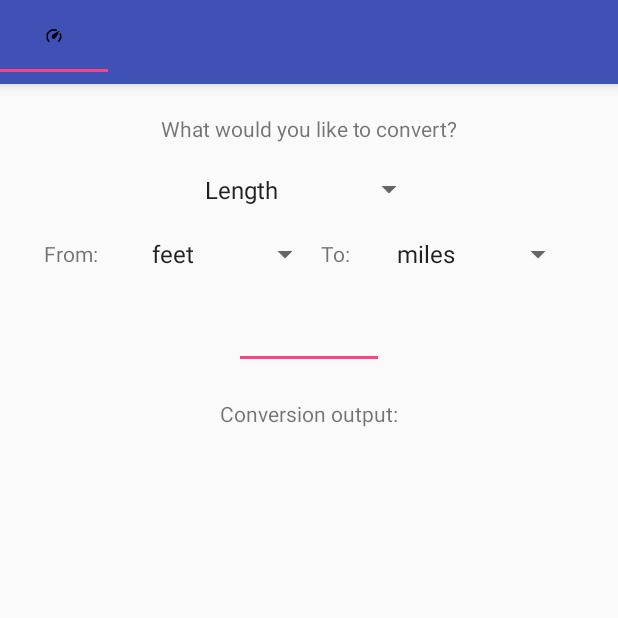
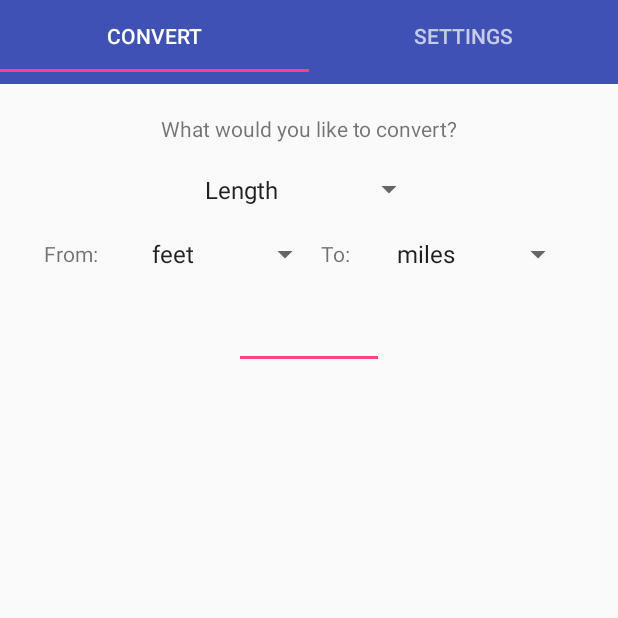
Before and after one commit to QRP0002/ElConversionGato, an Android app: the screen it shows after launch (MainActivity), on a phone screen of 412 x 824 dp, the top half of it. Run offline under Robolectric (Android 15) with nearby library versions, the light colour scheme and no system bars.

Commit message:
Cleaned up a few bugs added new Settings tab.

```diff
--- a/app/src/main/java/fragments/MainFragment.java
+++ b/app/src/main/java/fragments/MainFragment.java
@@ -13,8 +13,6 @@ import com.quinn.scitools.R;
 import pojo.MainPagerAdapter;
 
 public class MainFragment extends Fragment {
-    private int[] tabIcon = {R.drawable.ic_speed, R.drawable.ic_temp, R.drawable.ic_ruler
-            , R.drawable.ic_scale};
 
     public static MainFragment newInstance() {
         MainFragment frag = new MainFragment();
@@ -33,8 +31,8 @@ public class MainFragment extends Fragment {
         View view = inflater.inflate(R.layout.fragment_main, container, false);
 
         TabLayout tabLayout = (TabLayout) view.findViewById(R.id.tab_layout);
-        tabLayout.addTab(tabLayout.newTab().setIcon(tabIcon[0]));
-        tabLayout.setTabGravity(TabLayout.GRAVITY_FILL);
+        tabLayout.addTab(tabLayout.newTab().setText("Convert"));
+        tabLayout.addTab(tabLayout.newTab().setText("Settings"));
 
         final ViewPager viewPager = (ViewPager) view.findViewById(R.id.tab_pager);
         final MainPagerAdapter mpa = new MainPagerAdapter(getFragmentManager(),
--- a/app/src/main/java/fragments/tabs/ConversionFragment.java
+++ b/app/src/main/java/fragments/tabs/ConversionFragment.java
@@ -15,11 +15,10 @@ import android.widget.TextView;
 import com.quinn.scitools.R;
 
 import pojo.ConversionController;
-import pojo.convert.LengthConversion;
 import pojo.helpers.SpinnerHelp;
 
 public class ConversionFragment extends Fragment implements View.OnKeyListener{
-    private TextView mOutcomeTV;
+    private TextView mOutcomeTV, mOutcomeHeaderTV;
     private EditText mInputET;
     private Spinner mSpinnerFrom, mSpinnerTo, mSpinnerType;
 
@@ -42,6 +41,7 @@ public class ConversionFragment extends Fragment implements View.OnKeyListener{
         mInputET.setOnKeyListener(this);
         // TextView
         mOutcomeTV = (TextView) view.findViewById(R.id.conversion_output_tv);
+        mOutcomeHeaderTV = (TextView) view.findViewById(R.id.output_header_str_tv);
         //Spinners
         mSpinnerType = (Spinner) view.findViewById(R.id.top_type_spinner);
         mSpinnerFrom = (Spinner) view.findViewById(R.id.first_spinner);
@@ -63,12 +63,14 @@ public class ConversionFragment extends Fragment implements View.OnKeyListener{
             public void onItemSelected(AdapterView<?> parent, View view, int position, long id) {
                 setSpinnerData(2, fromAdapter, mSpinnerFrom);
                 setSpinnerData(0, toAdapter, mSpinnerTo);
+                if(mOutcomeTV.getText().length() > 0) {
+                    clearOutput(mOutcomeTV);
+                    clearOutput(mOutcomeHeaderTV);
+                }
             }
 
             @Override
-            public void onNothingSelected(AdapterView<?> parent) {
-
-            }
+            public void onNothingSelected(AdapterView<?> parent) {}
         });
 
         mSpinnerFrom.setOnItemSelectedListener(new AdapterView.OnItemSelectedListener() {
@@ -78,11 +80,41 @@ public class ConversionFragment extends Fragment implements View.OnKeyListener{
             }
 
             @Override
-            public void onNothingSelected(AdapterView<?> parent) {
+            public void onNothingSelected(AdapterView<?> parent) {}
+        });
 
+        mSpinnerTo.setOnItemSelectedListener(new AdapterView.OnItemSelectedListener() {
+            @Override
+            public void onItemSelected(AdapterView<?> parent, View view, int position, long id) {
+                if(mInputET.getText().length() > 0 && !mInputET.getText().toString().isEmpty()) {
+                    ConversionController cc = new ConversionController();
+                    cc.directConversion(Double.parseDouble(mInputET.getText().toString()),
+                            mSpinnerType.getSelectedItem().toString(),
+                            mSpinnerFrom.getSelectedItem().toString(),
+                            mSpinnerTo.getSelectedItem().toString());
+                    mOutcomeTV.setText(cc.getOutput());
+                    if(mOutcomeTV.getText().toString().length() > 0 ) {
+                        mOutcomeHeaderTV.setText(R.string.conversion_tv);
+                    }
+                }
             }
+
+            @Override
+            public void onNothingSelected(AdapterView<?> parent) {}
         });
+
         return view;
+    }
+
+    @Override
+    public void onResume() {
+        super.onResume();
+
+    }
+
+    @Override
+    public void onPause() {
+        super.onPause();
     }
 
     private void setSpinnerData(int spinnerCase, ArrayAdapter<String> adapter, Spinner spinner) {
@@ -99,17 +131,28 @@ public class ConversionFragment extends Fragment implements View.OnKeyListener{
         spinner.setSelection(0);
     }
 
+    private void clearOutput(TextView textView) {
+        textView.setText(R.string.empty_str_tv);
+    }
+
     @Override
     public boolean onKey(View v, int keyCode, KeyEvent event) {
         if(event.getAction() == KeyEvent.ACTION_DOWN) {
             if(keyCode == KeyEvent.KEYCODE_ENTER) {
-                ConversionController cc = new ConversionController();
-                cc.directConversion(Double.parseDouble(mInputET.getText().toString()),
-                        mSpinnerType.getSelectedItem().toString(),
-                        mSpinnerFrom.getSelectedItem().toString(),
-                        mSpinnerTo.getSelectedItem().toString());
-                mOutcomeTV.setText(cc.getOutput());
-                return true;
+                if(mInputET.getText().length() > 0) {
+                    ConversionController cc = new ConversionController();
+                    cc.directConversion(Double.parseDouble(mInputET.getText().toString()),
+                            mSpinnerType.getSelectedItem().toString(),
+                            mSpinnerFrom.getSelectedItem().toString(),
+                            mSpinnerTo.getSelectedItem().toString());
+                    mOutcomeTV.setText(cc.getOutput());
+                    if(mOutcomeTV.getText().toString().length() > 0 ) {
+                        mOutcomeHeaderTV.setText(R.string.conversion_tv);
+                    }
+                    return true;
+                } else {
+                    return false;
+                }
             }
         }
         return false;
--- /dev/null
+++ b/app/src/main/java/fragments/tabs/SettingsFragment.java
@@ -0,0 +1,26 @@
+package fragments.tabs;
+
+import android.os.Bundle;
+import android.support.v4.app.Fragment;
+import android.view.LayoutInflater;
+import android.view.View;
+import android.view.ViewGroup;
+
+import com.quinn.scitools.R;
+
+public class SettingsFragment extends Fragment {
+
+    public static SettingsFragment newInstance() {
+        SettingsFragment fragment = new SettingsFragment();
+        return fragment;
+    }
+
+    @Override
+    public View onCreateView(LayoutInflater inflater, ViewGroup container,
+                             Bundle savedInstanceState) {
+        // Inflate the layout for this fragment
+        View view = inflater.inflate(R.layout.fragment_settings, container, false);
+
+        return view;
+    }
+}
--- a/app/src/main/java/pojo/MainPagerAdapter.java
+++ b/app/src/main/java/pojo/MainPagerAdapter.java
@@ -6,6 +6,7 @@ import android.support.v4.app.FragmentManager;
 import android.support.v4.app.FragmentStatePagerAdapter;
 
 import fragments.tabs.ConversionFragment;
+import fragments.tabs.SettingsFragment;
 
 /**
  * Created by quinn on 3/10/17.
@@ -27,6 +28,9 @@ public class MainPagerAdapter extends FragmentStatePagerAdapter {
             case 0:
                 ConversionFragment cf = ConversionFragment.newInstance();
                 return cf;
+            case 1:
+                SettingsFragment sf = SettingsFragment.newInstance();
+                return sf;
             default:
                 return null;
         }
--- a/app/src/main/java/pojo/convert/Conversions.java
+++ b/app/src/main/java/pojo/convert/Conversions.java
@@ -1,4 +1,6 @@
 package pojo.convert;
+
+import java.text.DecimalFormat;
 
 public abstract class Conversions {
     private String conversionType;
@@ -21,7 +23,9 @@ public abstract class Conversions {
     }
 
      String appendType(String inputStr) {
-        StringBuilder sb = new StringBuilder(inputStr);
+         DecimalFormat df = new DecimalFormat("##0.0#####");
+         String formattedStr = df.format(Double.parseDouble(inputStr));
+        StringBuilder sb = new StringBuilder(formattedStr);
          sb.append(" ");
          sb.append(conversionTypeTwo);
         return (sb.toString());
--- a/app/src/main/java/pojo/convert/MassConversion.java
+++ b/app/src/main/java/pojo/convert/MassConversion.java
@@ -1,5 +1,6 @@
 package pojo.convert;
 
+import java.text.DecimalFormat;
 import java.util.HashMap;
 
 public class MassConversion extends Conversions {
@@ -37,7 +38,7 @@ public class MassConversion extends Conversions {
             case "pounds":
                 if(pound.isEmpty()){
                     pound.put("ounces", 16.0);
-                    pound.put("g", 453.592);
+                    pound.put("grams", 453.592);
                     pound.put("kilograms", .0453592);
                     pound.put("milligrams", 453592.0);
                 }
--- a/app/src/main/java/pojo/convert/SpeedConversion.java
+++ b/app/src/main/java/pojo/convert/SpeedConversion.java
@@ -1,5 +1,6 @@
 package pojo.convert;
 
+import java.text.DecimalFormat;
 import java.util.HashMap;
 
 public class SpeedConversion extends Conversions {
--- a/app/src/main/java/pojo/convert/TemperatureConversion.java
+++ b/app/src/main/java/pojo/convert/TemperatureConversion.java
@@ -1,6 +1,8 @@
 package pojo.convert;
 
 import com.fathzer.soft.javaluator.DoubleEvaluator;
+
+import java.text.DecimalFormat;
 import java.util.HashMap;
 
 public class TemperatureConversion extends Conversions {
--- a/app/src/main/res/layout/fragment_conversions.xml
+++ b/app/src/main/res/layout/fragment_conversions.xml
@@ -66,9 +66,9 @@
         android:paddingBottom="20dp"/>
 
     <TextView
+        android:id="@+id/output_header_str_tv"
         android:layout_width="wrap_content"
         android:layout_height="wrap_content"
-        android:text="@string/conversion_tv"
         android:layout_gravity="center"
         android:paddingTop="20dp"
         android:paddingBottom="20dp"/>
--- a/app/src/main/res/layout/fragment_main.xml
+++ b/app/src/main/res/layout/fragment_main.xml
@@ -9,10 +9,9 @@
         android:id="@+id/tab_layout"
         android:layout_width="match_parent"
         android:layout_height="wrap_content"
-        android:layout_below="@+id/toolbar"
         android:background="?attr/colorPrimary"
-        android:elevation="6dp"
-        app:tabMode="scrollable"
+        app:tabMode="fixed"
+        app:tabGravity="fill"
         android:minHeight="?attr/actionBarSize"
         android:theme="@style/ThemeOverlay.AppCompat.Dark.ActionBar"/>
 
```
Also changed, not shown: app/src/main/java/pojo/convert/LengthConversion.java (+7 -4 lines), app/src/main/res/layout/fragment_settings.xml (added, +12 -0 lines), app/src/main/res/values/strings.xml (+1 -34 lines).
